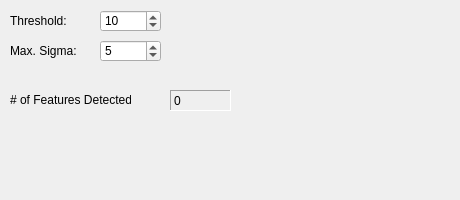
Before: the Qt Designer form Modules/Difference-of-Gaussians.ui in Molecular-Nanophotonics/TrackerLab, drawn with Qt 5.
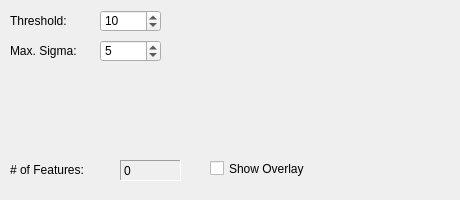
After: the same form once the commit is applied.

Diff of the .ui file:
```diff
--- a/Modules/Difference-of-Gaussians.ui
+++ b/Modules/Difference-of-Gaussians.ui
@@ -90,20 +90,20 @@
     <property name="geometry">
      <rect>
       <x>10</x>
-      <y>90</y>
+      <y>160</y>
       <width>121</width>
       <height>20</height>
      </rect>
     </property>
     <property name="text">
-     <string># of Features Detected:</string>
+     <string># of Features:</string>
     </property>
    </widget>
    <widget class="QLabel" name="numberOfFeatures">
     <property name="geometry">
      <rect>
-      <x>170</x>
-      <y>90</y>
+      <x>120</x>
+      <y>160</y>
       <width>61</width>
       <height>21</height>
      </rect>
@@ -118,6 +118,19 @@
      <string>0</string>
     </property>
    </widget>
+   <widget class="QCheckBox" name="showOverlayCheckBox">
+    <property name="geometry">
+     <rect>
+      <x>210</x>
+      <y>160</y>
+      <width>151</width>
+      <height>17</height>
+     </rect>
+    </property>
+    <property name="text">
+     <string>Show Overlay</string>
+    </property>
+   </widget>
   </widget>
  </widget>
  <resources/>
```
